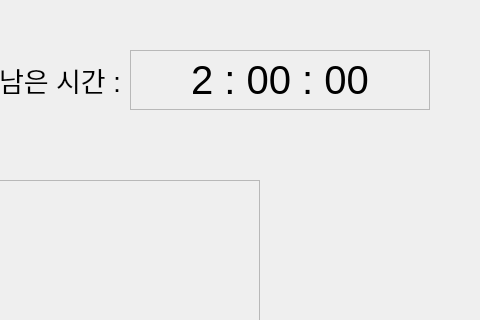
iot-team5-project/iot-waitingsystem, file src/gui/table_state.ui: the form before one commit; both pictures show x 800 to 1280 and y 0 to 320 of the 1280 by 720 pixel window.
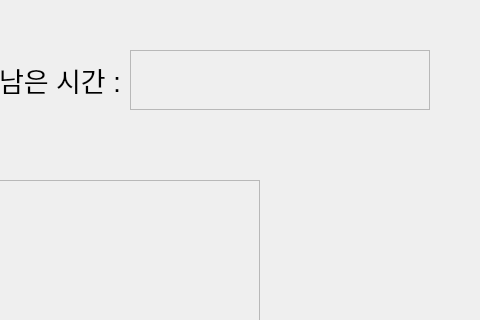
The form after the commit.

```diff
--- a/src/gui/table_state.ui
+++ b/src/gui/table_state.ui
@@ -79,7 +79,7 @@
     <enum>QFrame::StyledPanel</enum>
    </property>
    <property name="text">
-    <string>2 : 00 : 00</string>
+    <string/>
    </property>
    <property name="alignment">
     <set>Qt::AlignCenter</set>
```
